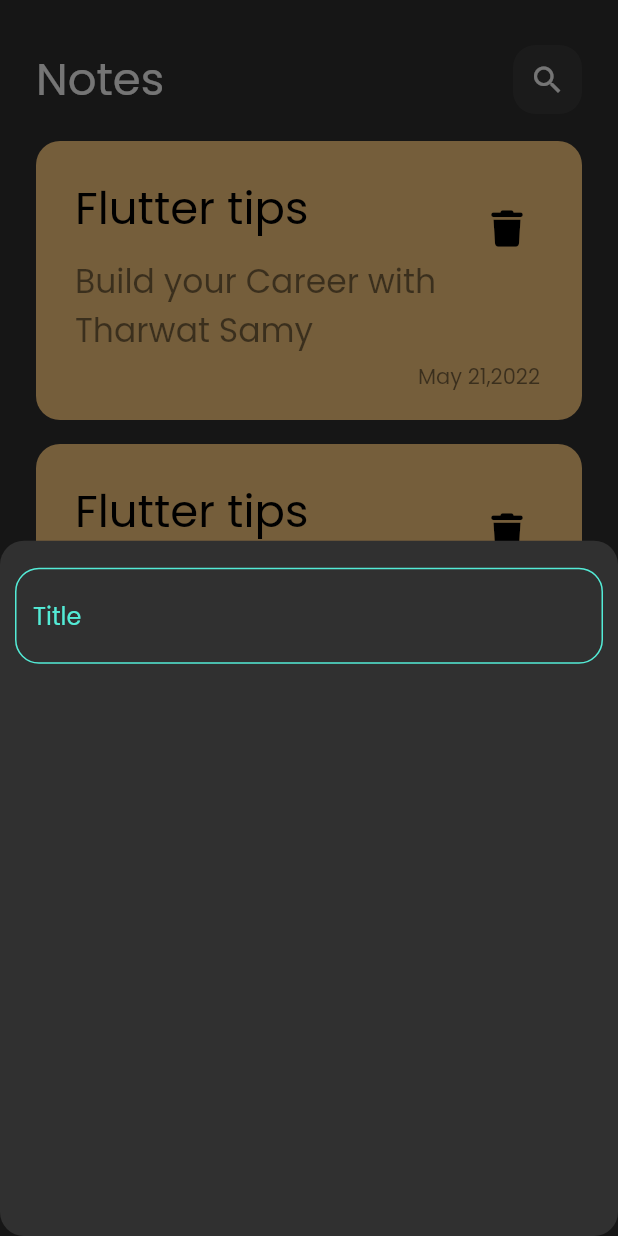
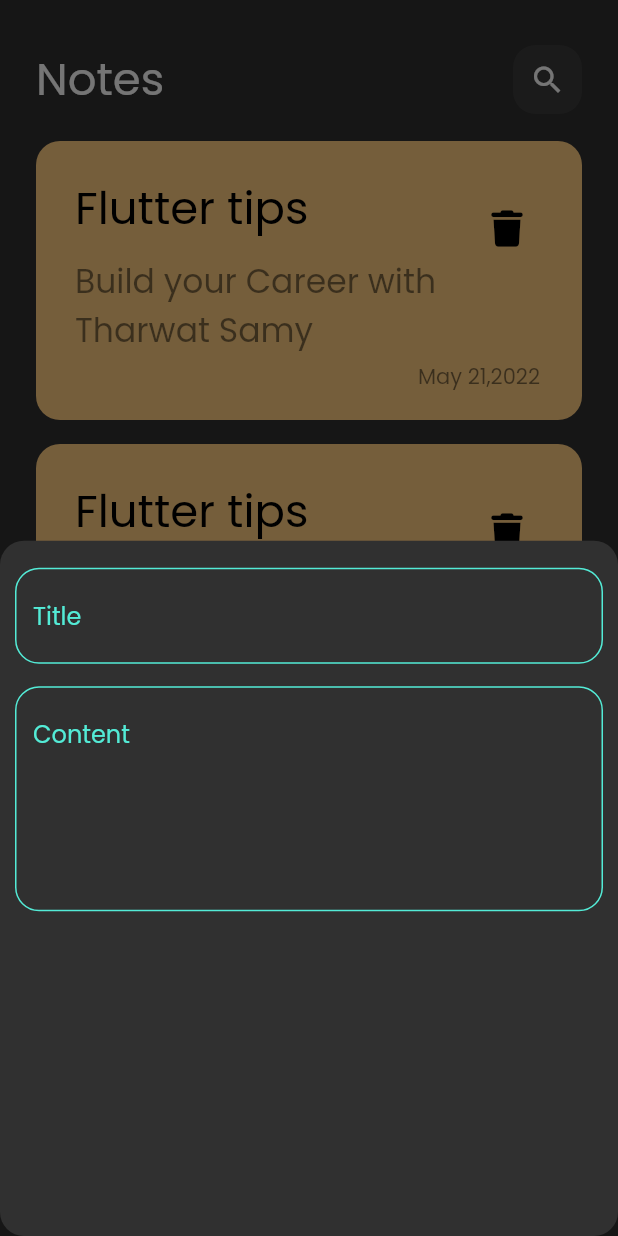
Before and after one commit to MuhanadIbrahim/notes_app, a Flutter app: the screen it shows after launch, after a tap on the "add" icon, on a phone screen of 412 x 824 dp. Run offline on Flutter 3.47's test engine with Material 2 defaults, Android fonts, the phone set to English and light mode, and no system bars; our stand-ins replace font_awesome_flutter.

Commit message:
add field to note bottom sheet

```diff
--- a/lib/widgets/add_note_bottom_sheet.dart
+++ b/lib/widgets/add_note_bottom_sheet.dart
@@ -1,7 +1,6 @@
 import 'package:flutter/material.dart';
-import 'package:notes_app/constaints.dart';
 
-import 'out_line_input_border.dart';
+import 'custom_text_field.dart';
 
 class AddNoteBottomsheet extends StatelessWidget {
   const AddNoteBottomsheet({super.key});
@@ -15,15 +14,16 @@ class AddNoteBottomsheet extends StatelessWidget {
           SizedBox(
             height: 18,
           ),
-          TextField(
-            decoration: InputDecoration(
-              hintText: 'Title',
-              hintStyle: TextStyle(color: KprimaryColor),
-              border: OutLineInputBorder(),
-              focusedBorder: OutLineInputBorder(),
-              enabledBorder: OutLineInputBorder(),
-            ),
+          CustomTextField(
+            hint: 'Title',
           ),
+          SizedBox(
+            height: 15,
+          ),
+          CustomTextField(
+            hint: 'Content',
+            maxLines: 5,
+          )
         ],
       ),
     );
--- /dev/null
+++ b/lib/widgets/custom_text_field.dart
@@ -0,0 +1,27 @@
+
+import 'package:flutter/material.dart';
+
+import '../constaints.dart';
+import 'out_line_input_border.dart';
+
+class CustomTextField extends StatelessWidget {
+  const CustomTextField({
+    super.key, required this.hint,  this.maxLines=1,
+  });
+  final String hint;
+  final int maxLines;
+
+  @override
+  Widget build(BuildContext context) {
+    return TextField(
+      maxLines: maxLines,
+      decoration: InputDecoration(
+        hintText: hint,
+        hintStyle:const  TextStyle(color: KprimaryColor),
+        border: OutLineInputBorder(),
+        focusedBorder: OutLineInputBorder(),
+        enabledBorder: OutLineInputBorder(),
+      ),
+    );
+  }
+}
```
